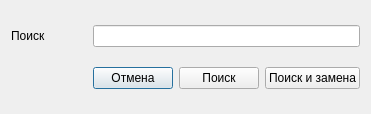
Before: the Qt Designer form searchwin.ui in Gosha1122/CodeEditor2MenuBar, drawn with Qt 5.
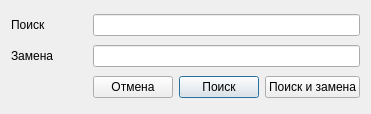
After: the same form once the commit is applied.

What changed in the file:
```diff
--- a/searchwin.ui
+++ b/searchwin.ui
@@ -14,6 +14,16 @@
    <string>Dialog</string>
   </property>
   <layout class="QGridLayout" name="gridLayout">
+   <item row="1" column="1" colspan="3">
+    <widget class="QLineEdit" name="lineEdit"/>
+   </item>
+   <item row="3" column="2">
+    <widget class="QPushButton" name="serchButton">
+     <property name="text">
+      <string>Поиск</string>
+     </property>
+    </widget>
+   </item>
    <item row="1" column="0">
     <widget class="QLabel" name="label">
      <property name="text">
@@ -21,29 +31,29 @@
      </property>
     </widget>
    </item>
-   <item row="2" column="1">
+   <item row="3" column="1">
     <widget class="QPushButton" name="pushButton">
      <property name="text">
       <string>Отмена</string>
      </property>
     </widget>
    </item>
-   <item row="2" column="2">
-    <widget class="QPushButton" name="serchButton">
-     <property name="text">
-      <string>Поиск</string>
-     </property>
-    </widget>
-   </item>
-   <item row="2" column="3">
+   <item row="3" column="3">
     <widget class="QPushButton" name="serchAndRepButton">
      <property name="text">
       <string>Поиск и замена</string>
      </property>
     </widget>
    </item>
-   <item row="1" column="1" colspan="3">
-    <widget class="QLineEdit" name="lineEdit"/>
+   <item row="2" column="1" colspan="3">
+    <widget class="QLineEdit" name="replaceEdit"/>
+   </item>
+   <item row="2" column="0">
+    <widget class="QLabel" name="label_2">
+     <property name="text">
+      <string>Замена</string>
+     </property>
+    </widget>
    </item>
   </layout>
  </widget>
```
